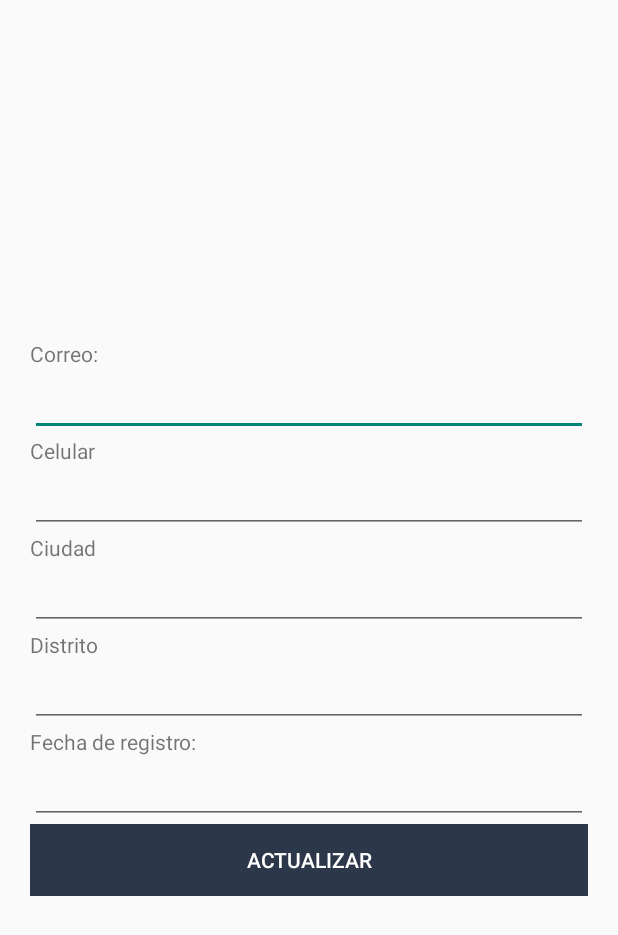
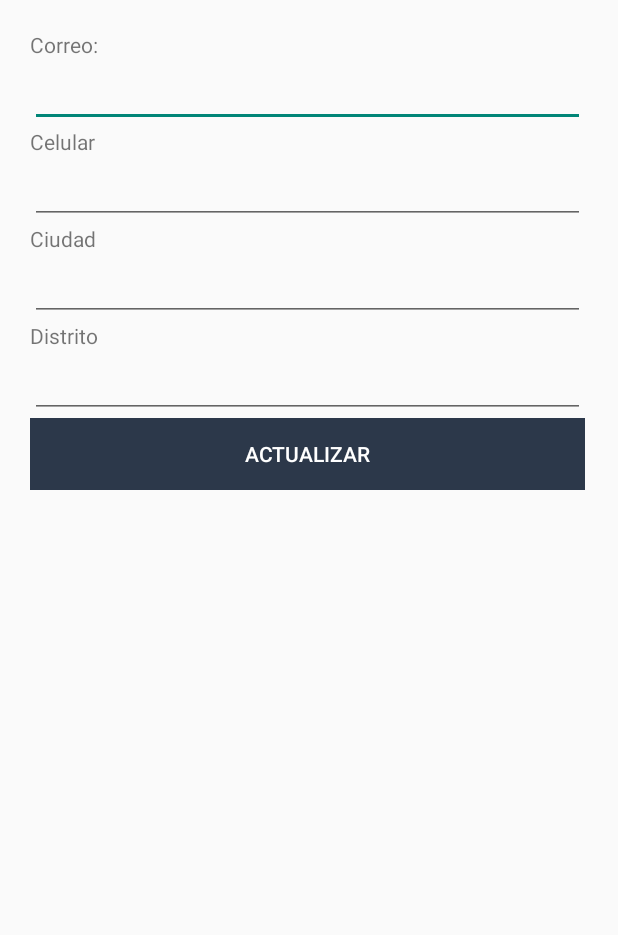
Before and after one commit to Mod-zZz/appTitulacion, an Android app: the fragment PerfilFragment shown on its own in the app's theme, on a phone screen of 412 x 824 dp. Shown: the top 935 px of the screen. Run offline under Robolectric (Android 15) with nearby library versions, the phone set to English and light mode, and no system bars; our stand-ins replace Firebase (no records; nobody signed in at launch, a user with empty details on screens opened directly); libraries missing offline, so code that uses them is left out: com.facebook, com.facebook.share, com.google.firestore.v1.

Commit message:
Avance uwu

```diff
--- a/app/build.gradle
+++ b/app/build.gradle
@@ -125,4 +125,7 @@ dependencies {
     testImplementation 'junit:junit:4.+'
     androidTestImplementation 'androidx.test.ext:junit:1.1.2'
     androidTestImplementation 'androidx.test.espresso:espresso-core:3.3.0'
+
+    //Para funciones - fecha
+    implementation 'com.google.firebase:firebase-functions'
 }
--- a/app/src/main/java/com/example/app_titulacion/ui/configuration/mi_perfil/PerfilFragment.kt
+++ b/app/src/main/java/com/example/app_titulacion/ui/configuration/mi_perfil/PerfilFragment.kt
@@ -1,13 +1,37 @@
 package com.example.app_titulacion.ui.configuration.mi_perfil
 
+import android.content.Context
+import android.content.SharedPreferences
 import android.os.Bundle
+import android.preference.PreferenceManager
 import androidx.fragment.app.Fragment
 import android.view.LayoutInflater
 import android.view.View
 import android.view.ViewGroup
 import com.example.app_titulacion.R
+import com.example.app_titulacion.data.model.UserModel
+import com.example.app_titulacion.databinding.FragmentPerfilBinding
+import com.example.app_titulacion.databinding.FragmentRegisterBinding
+import com.example.app_titulacion.utils.Constants
+import com.facebook.share.Share
+import com.google.firebase.firestore.FirebaseFirestore
+import com.google.firebase.firestore.ServerTimestamp
+
+import com.google.firebase.functions.FirebaseFunctions
+import com.google.firestore.v1.DocumentTransform
+import com.google.type.Date
 
 class PerfilFragment : Fragment() {
+
+//Traemos la funcion para traer la fecha del servidor
+    private lateinit var functions: FirebaseFunctions
+
+    private lateinit var sharedPreferences: SharedPreferences
+
+    private var _binding: FragmentPerfilBinding? = null
+    private val binding get() = _binding!!
+
+    private val db = FirebaseFirestore.getInstance()
 
     override fun onCreate(savedInstanceState: Bundle?) {
         super.onCreate(savedInstanceState)
@@ -17,8 +41,56 @@ class PerfilFragment : Fragment() {
         inflater: LayoutInflater, container: ViewGroup?,
         savedInstanceState: Bundle?
     ): View? {
+        _binding = FragmentPerfilBinding.inflate(inflater, container, false)
+        return binding.root
         // Inflate the layout for this fragment
         return inflater.inflate(R.layout.fragment_perfil, container, false)
+
     }
 
+    override fun onViewCreated(view: View, savedInstanceState: Bundle?) {
+        traerEmailSession()
+        actualizarInformacionUsuario(binding.correoEditText.text.toString())
+
+    }
+
+    private fun traerEmailSession(){
+        sharedPreferences =
+            this.requireActivity().getSharedPreferences(Constants.APP_PREF, Context.MODE_PRIVATE)
+        binding.correoEditText.setText(sharedPreferences.getString("APP_EMAIL",""))
+
+
+    }
+
+    private fun actualizarInformacionUsuario(email :String) {
+        // TODO IMPLEMENTAR SPINNER EN CIUDAD / DISTRITO
+        //https://www.youtube.com/watch?v=dp_ruQOP1sU
+
+        with(binding){
+
+            actualizarButton.setOnClickListener{
+
+                db.collection("users").document(email).set(
+                    hashMapOf("cell" to celularEditText.text.toString(),
+                        "ciudad" to ciudadEditText.text.toString(),
+                        "distrito" to distritoEditText.text.toString())
+                )
+
+            }
+
+
+        }
+    }
+
+    private fun recuperarInformacionUsaurio() {
+        // TODO RECUPERAR INFORMACION DEL USURIO LOGUEADO, DESDE SU CORREO
+        with(binding){
+
+        }
+    }
+
+
+
+
+
 }
--- a/app/src/main/java/com/example/app_titulacion/utils/Constants.kt
+++ b/app/src/main/java/com/example/app_titulacion/utils/Constants.kt
@@ -5,6 +5,10 @@ object Constants {
 
     const val FIREBASE_PREF = "FIREBASE_PREF"
     const val FIREBASE_TOKEN = "FIREBASE_TOKEN"
+
+    const val APP_PREF = "APP_PREF"
+    const val APP_EMAIL = "APP_EMAIL"
+    const val APP_SESSION = "APP_SESSION"
 
     const val USER = "usuario"
     const val TOKEN = "token"
--- a/app/src/main/res/layout/fragment_perfil.xml
+++ b/app/src/main/res/layout/fragment_perfil.xml
@@ -7,9 +7,9 @@
 
     <LinearLayout
         android:id="@+id/perfilLayout"
-        android:layout_width="match_parent"
+        android:layout_width="370dp"
         android:layout_height="wrap_content"
-        android:layout_gravity="center"
+        android:layout_margin="20dp"
         android:layout_marginStart="20dp"
         android:layout_marginEnd="20dp"
         android:orientation="vertical">
@@ -17,8 +17,8 @@
         <TextView
             android:id="@+id/correoTextView"
             android:layout_width="match_parent"
-            android:layout_height="wrap_content"
-            android:text="Correo:" />
+            android:layout_height="match_parent"
+            android:text="Correo:"/>
 
         <EditText
             android:id="@+id/correoEditText"
@@ -66,19 +66,6 @@
             android:ems="10"
             android:inputType="textPersonName" />
 
-        <TextView
-            android:id="@+id/fechaRegistroTextView"
-            android:layout_width="match_parent"
-            android:layout_height="wrap_content"
-            android:text="Fecha de registro:" />
-
-        <EditText
-            android:id="@+id/fechaRegistroEditText"
-            android:layout_width="match_parent"
-            android:layout_height="wrap_content"
-            android:ems="10"
-            android:inputType="textPersonName" />
-
         <LinearLayout
             android:layout_width="match_parent"
             android:layout_height="match_parent"
--- a/app/src/main/res/values/strings.xml
+++ b/app/src/main/res/values/strings.xml
@@ -35,8 +35,10 @@
     <string name="access">Acceder</string>
     <string name="password">Contraseña</string>
     <string name="email">Email</string>
+
     <!-- TODO: Remove or change this placeholder text -->
     <string name="hello_blank_fragment">Hello blank fragment</string>
 
 
+
 </resources>
```
Also changed, not shown: app/src/main/java/com/example/app_titulacion/ui/MainActivity.kt (+3 -26 lines), app/src/main/java/com/example/app_titulacion/ui/auth/LoginFragment.kt (+28 -4 lines), app/src/main/java/com/example/app_titulacion/ui/auth/RegisterFragment.kt (+5 -4 lines).
